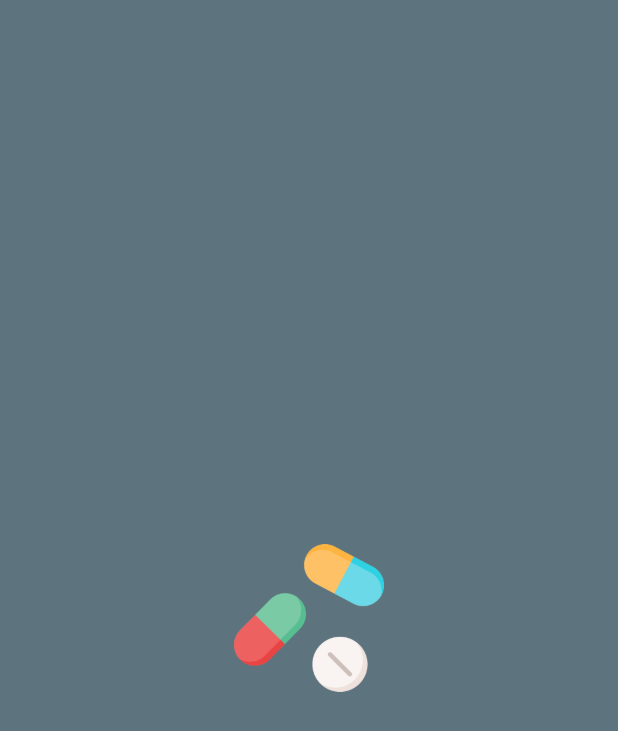
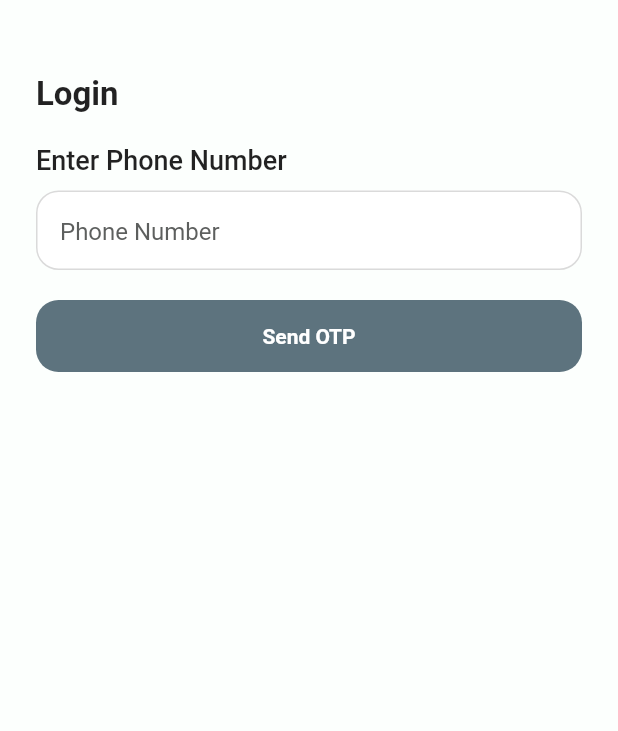
Before and after one commit to RafidKhan/medihelp, a Flutter app: the screen it shows after launch, on a phone screen of 412 x 824 dp. Shown: the top 731 px of the screen. Run offline on Flutter 3.47's test engine with Material 2 defaults, Android fonts, the phone set to English and light mode, and no system bars; our stand-ins replace flutter_spinkit, get.

Commit message:
module: login module: ui implemented

```diff
--- /dev/null
+++ b/lib/base/base_state.dart
@@ -0,0 +1,46 @@
+import 'package:get/get.dart';
+import 'package:flutter/material.dart';
+import 'package:medihelp/components/text_component.dart';
+import 'package:medihelp/utils/styles.dart';
+
+abstract class BaseState<T extends StatefulWidget> extends State<T> {
+  void resetGetXValues(List<Rxn<dynamic>?>? args) {
+    if (args != null) {
+      for (var arg in args) {
+        arg?.value = null;
+      }
+    }
+  }
+
+  bool isBlank(List<dynamic>? args) {
+    bool result = true;
+    if (args != null) {
+      for (int i = 0; i < args.length; i++) {
+        if (args[i] == null) {
+          result = true;
+          break;
+        } else if (args[i].toString().trim() == 'null') {
+          result = true;
+          break;
+        } else if (args[i].toString().trim().isEmpty) {
+          result = true;
+          break;
+        } else if (args[i].toString().trim().isNotEmpty) {
+          result = false;
+        }
+      }
+    }
+    return result;
+  }
+
+  Widget noDataFoundWidget() {
+    return const Center(
+      child: TextComponent(
+        "No data found",
+        padding: EdgeInsets.zero,
+        fontSize: fontSize16,
+        fontWeight: fontWeight500,
+      ),
+    );
+  }
+}
--- /dev/null
+++ b/lib/components/text_field_component.dart
@@ -0,0 +1,137 @@
+import 'package:flutter/material.dart';
+import 'package:medihelp/utils/styles.dart';
+
+class TextFieldComponent extends StatefulWidget {
+  final String hintText;
+  final String? initialValue;
+  final String? validatorText;
+  final bool? isValidate;
+  final EdgeInsets? margin;
+  final Function(String? value)? onChanged;
+  final String? Function(String? value)? validator;
+  final TextEditingController? controller;
+  final bool? enabled;
+  final bool? readOnly;
+  final Widget? suffix;
+  final int? maxLines;
+  final int? maxLength;
+  final VoidCallback? onTap;
+  final Widget? suffixWidget;
+  final Widget? prefixWidget;
+  final TextInputType? keyboardType;
+
+  TextFieldComponent({
+    Key? key,
+    required this.hintText,
+    this.margin = EdgeInsets.zero,
+    this.isValidate = true,
+    this.enabled = true,
+    this.readOnly = false,
+    this.onChanged,
+    this.initialValue,
+    this.controller,
+    this.suffix,
+    this.validatorText,
+    this.maxLines = 1,
+    this.maxLength,
+    this.onTap,
+    this.suffixWidget,
+    this.prefixWidget,
+    this.validator,
+    this.keyboardType = TextInputType.text,
+  }) : super(key: key);
+
+  @override
+  State<TextFieldComponent> createState() => _TextFieldComponentState();
+}
+
+class _TextFieldComponentState extends State<TextFieldComponent> {
+  final formKey = GlobalKey<FormState>();
+
+  @override
+  void dispose() {
+    formKey.currentState?.dispose();
+    super.dispose();
+  }
+
+  @override
+  Widget build(BuildContext context) {
+    return InkWell(
+      onTap: widget.onTap,
+      child: Container(
+        margin: widget.margin,
+        color: Colors.transparent,
+        child: Form(
+          key: formKey,
+          child: TextFormField(
+            initialValue: widget.initialValue,
+            controller: widget.controller,
+            enabled: widget.enabled ?? true,
+            readOnly: widget.readOnly ?? false,
+            maxLines: widget.maxLines ?? 1,
+            maxLength: widget.maxLength,
+            keyboardType: widget.keyboardType,
+            style: textFieldStyle(),
+            cursorColor: kBlackColor,
+            decoration: InputDecoration(
+              suffix: widget.suffixWidget,
+              contentPadding: const EdgeInsets.symmetric(
+                  horizontal: float16, vertical: float16),
+              hintText: widget.hintText,
+              hintStyle: hintTextStyle(),
+              fillColor: kWhiteColor,
+              filled: true,
+              focusedBorder: OutlineInputBorder(
+                borderRadius: BorderRadius.circular(15.0),
+                borderSide: const BorderSide(
+                  color: kPrimaryColor,
+                  width: 2.0,
+                ),
+              ),
+              enabledBorder: OutlineInputBorder(
+                borderRadius: BorderRadius.circular(15.0),
+                borderSide: const BorderSide(
+                  color: kTextFieldBorder,
+                ),
+              ),
+              disabledBorder: OutlineInputBorder(
+                borderRadius: BorderRadius.circular(15.0),
+                borderSide: const BorderSide(
+                  color: kTextFieldBorder,
+                ),
+              ),
+              suffixIcon: widget.suffix,
+              prefixIcon: widget.prefixWidget,
+            ),
+            onChanged: widget.onChanged != null
+                ? (value) {
+                    if (formKey.currentState != null &&
+                        formKey.currentState!.validate()) {
+                      widget.onChanged!(value);
+                    } else {
+                      widget.onChanged!(null);
+                    }
+                  }
+                : null,
+            validator: widget.isValidate == true
+                ? widget.validator ??
+                    (value) {
+                      if (value.toString().trim().isEmpty) {
+                        String text = "";
+                        if (widget.validatorText == null) {
+                          text = widget.hintText;
+                        } else {
+                          text = widget.validatorText!;
+                        }
+                        return "$text is required";
+                      } else {
+                        return null;
+                      }
+                    }
+                : null,
+          ),
+        ),
+      ),
+    );
+  }
+}
--- /dev/null
+++ b/lib/modules/authentication/login/controller/login_controller.dart
@@ -0,0 +1,5 @@
+import 'package:get/get.dart';
+
+class LoginController extends GetxController{
+
+}
--- /dev/null
+++ b/lib/modules/authentication/login/view/login_view.dart
@@ -0,0 +1,71 @@
+import 'package:flutter/material.dart';
+import 'package:get/get.dart';
+import 'package:medihelp/components/common_button.dart';
+import 'package:medihelp/components/default_scaffold.dart';
+import 'package:medihelp/components/text_component.dart';
+import 'package:medihelp/components/text_field_component.dart';
+import 'package:medihelp/modules/authentication/login/controller/login_controller.dart';
+import 'package:medihelp/utils/styles.dart';
+
+class LoginView extends StatefulWidget {
+  const LoginView({Key? key}) : super(key: key);
+
+  @override
+  State<LoginView> createState() => _LoginViewState();
+}
+
+class _LoginViewState extends State<LoginView> {
+  final loginController = Get.put(LoginController());
+
+  @override
+  Widget build(BuildContext context) {
+    return GetBuilder<LoginController>(builder: (controller) {
+      return DefaultScaffold(
+          backgroundColor: kBackgroundColor,
+          body: SingleChildScrollView(
+            physics: bouncingPhysics,
+            child: Column(
+              crossAxisAlignment: CrossAxisAlignment.start,
+              children: [
+                const SizedBox(
+                  height: 40,
+                ),
+                const TextComponent(
+                  "Login",
+                  fontSize: fontSize22,
+                  fontWeight: fontWeight700,
+                  padding: EdgeInsets.symmetric(
+                    horizontal: horizontalMargin,
+                    vertical: float10,
+                  ),
+                ),
+                const TextComponent(
+                  "Enter Phone Number",
+                  fontSize: fontSize18,
+                  fontWeight: fontWeight500,
+                  padding: EdgeInsets.symmetric(
+                    horizontal: horizontalMargin,
+                    vertical: float10,
+                  ),
+                ),
+                TextFieldComponent(
+                  hintText: "Phone Number",
+                  margin: const EdgeInsets.only(
+                    left: horizontalMargin,
+                    right: horizontalMargin,
+                    bottom: float10,
+                  ),
+                ),
+                CommonButton(
+                  btnText: "Send OTP",
+                  margin: const EdgeInsets.symmetric(
+                    horizontal: horizontalMargin,
+                    vertical: float10,
+                  ),
+                )
+              ],
+            ),
+          ));
+    });
+  }
+}
--- a/lib/modules/splash/view/splash_screen.dart
+++ b/lib/modules/splash/view/splash_screen.dart
@@ -1,6 +1,9 @@
 import 'package:flutter/material.dart';
+import 'package:get/get.dart';
+import 'package:get/get_connect/http/src/http.dart';
 import 'package:medihelp/components/default_scaffold.dart';
 import 'package:medihelp/gen/assets.gen.dart';
+import 'package:medihelp/modules/authentication/login/view/login_view.dart';
 import 'package:medihelp/utils/styles.dart';
 
 class SplashScreen extends StatefulWidget {
@@ -11,6 +14,18 @@ class SplashScreen extends StatefulWidget {
 }
 
 class _SplashScreenState extends State<SplashScreen> {
+  @override
+  void initState() {
+    // TODO: implement initState
+    checkUserStatus();
+    super.initState();
+  }
+
+  Future<void> checkUserStatus() async {
+    await Future.delayed(const Duration(seconds: 2));
+    Get.off(() => const LoginView(), transition: defaultPageTransition);
+  }
+
   @override
   Widget build(BuildContext context) {
     return DefaultScaffold(
--- a/lib/utils/styles.dart
+++ b/lib/utils/styles.dart
@@ -10,7 +10,7 @@ const kWhiteColor = Color(0xFFFFFFFF);
 const kBlackColor = Color(0xFF000000);
 const kDisabledButtonColor = Color(0x60000000);
 const kFadedTextColor = Color(0xFF5D5F5E);
-
+const kTextFieldBorder = Color(0xffDADADA);
 
 const defaultPageTransition = Transition.fadeIn;
 
@@ -48,3 +48,21 @@ const double buttonFontSize = fontSize14;
 const FontWeight buttonFontWeight = fontWeight600;
 
 const double appBarHeight = 60.0;
+
+const ScrollPhysics bouncingPhysics = BouncingScrollPhysics();
+
+TextStyle textFieldStyle() {
+  return const TextStyle(
+    color: kBlackColor,
+    fontWeight: fontWeight400,
+    fontSize: fontSize18,
+  );
+}
+
+TextStyle hintTextStyle() {
+  return const TextStyle(
+    fontSize: fontSize16,
+    fontWeight: fontWeight400,
+    color: kFadedTextColor,
+  );
+}
```
